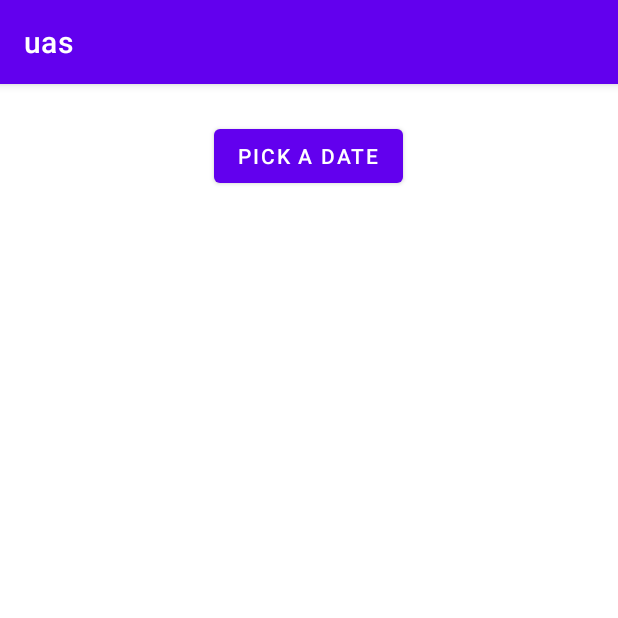
After one commit to madayuki1/CashFlow, an Android app: the Statement screen opened directly, with no data from a screen before it, on a phone screen of 412 x 824 dp, the top half of it. The commit adds this screen. Run offline under Robolectric (Android 15) with nearby library versions, the phone set to English and light mode, and no system bars.

Commit message:
this is mein

```diff
--- a/app/src/main/AndroidManifest.xml
+++ b/app/src/main/AndroidManifest.xml
@@ -9,6 +9,9 @@
         android:roundIcon="@mipmap/ic_launcher_round"
         android:supportsRtl="true"
         android:theme="@style/Theme.Uas">
+        <activity
+            android:name=".Statement"
+            android:exported="false" />
         <activity
             android:name=".AddCategory"
             android:exported="false" />
--- /dev/null
+++ b/app/src/main/java/com/example/uas/Statement.kt
@@ -0,0 +1,11 @@
+package com.example.uas
+
+import androidx.appcompat.app.AppCompatActivity
+import android.os.Bundle
+
+class Statement : AppCompatActivity() {
+    override fun onCreate(savedInstanceState: Bundle?) {
+        super.onCreate(savedInstanceState)
+        setContentView(R.layout.activity_statement)
+    }
+}
--- /dev/null
+++ b/app/src/main/res/layout/activity_statement.xml
@@ -0,0 +1,24 @@
+<?xml version="1.0" encoding="utf-8"?>
+<LinearLayout xmlns:android="http://schemas.android.com/apk/res/android"
+    xmlns:app="http://schemas.android.com/apk/res-auto"
+    xmlns:tools="http://schemas.android.com/tools"
+    android:layout_width="match_parent"
+    android:layout_height="match_parent"
+    tools:context=".Statement"
+    android:orientation="vertical">
+
+    <Button
+        android:layout_width="wrap_content"
+        android:layout_height="wrap_content"
+        android:text="Pick a Date"
+        android:id="@+id/btn_date"
+        android:layout_marginTop="24dp"
+        android:layout_gravity="center"
+        android:onClick="showDatePickerDialog"/>
+
+    <ListView
+        android:layout_width="match_parent"
+        android:layout_height="wrap_content"
+        android:id="@+id/lv_statement"/>
+
+</LinearLayout>
```
Also changed, not shown: app/src/main/java/com/example/uas/MainActivity.kt (+40 -1 lines), app/src/main/java/com/example/uas/dcTransaction.kt (added, +18 -0 lines).
